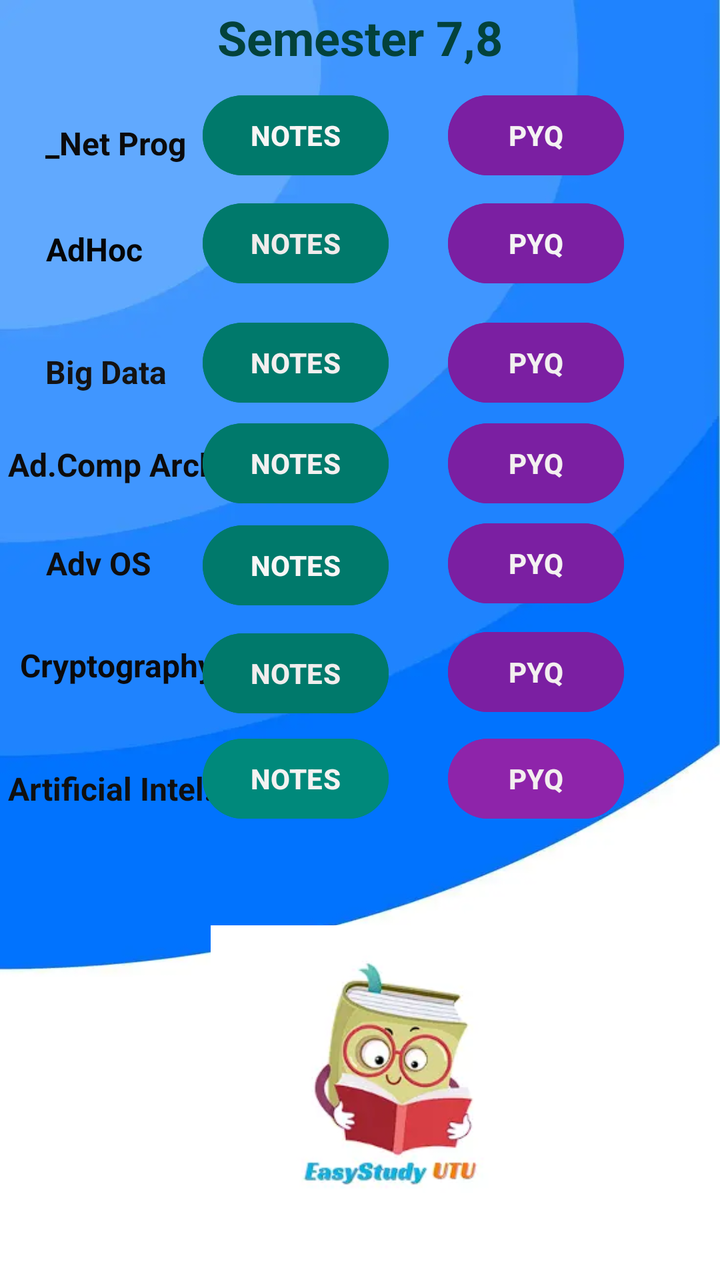
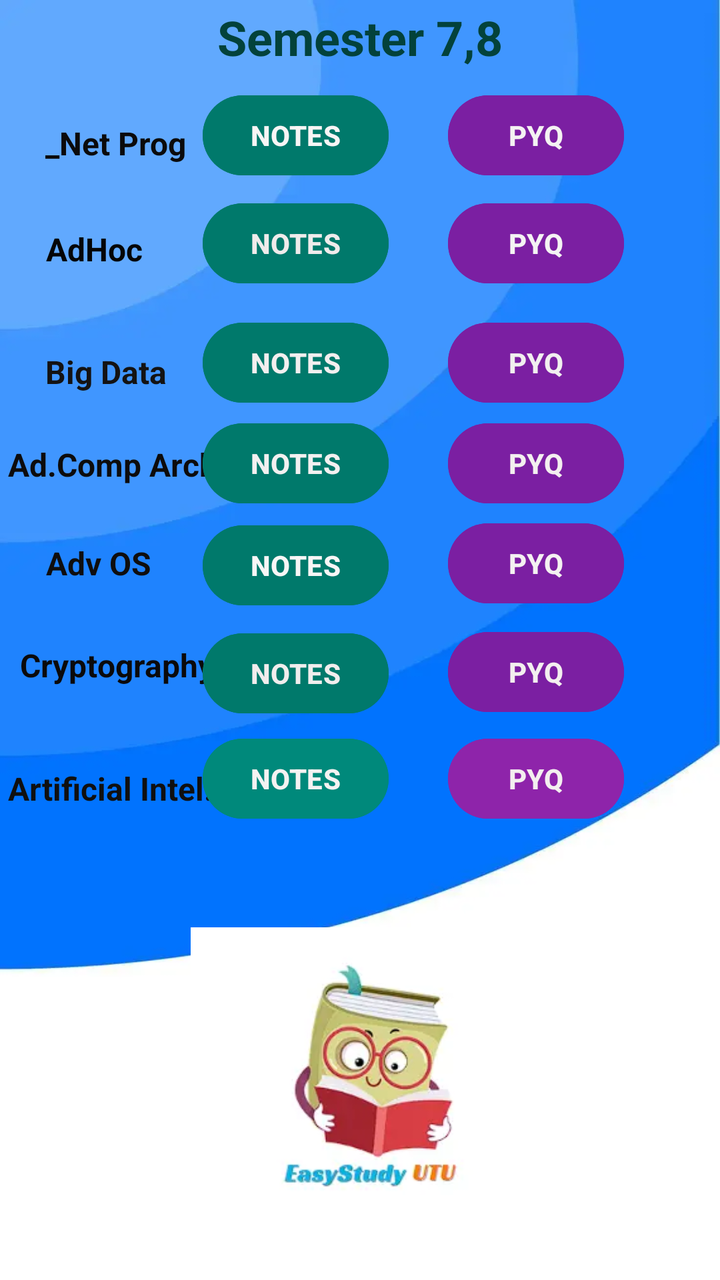

Two renders of the same Android screen: before a commit and after it. Below are the layout's source before the change and the commit's diff.
<!-- AndroidManifest.xml: application theme Theme.EasyStudyUTU -->
<!-- res/layout/activity_fourth_year.xml -->
<?xml version="1.0" encoding="utf-8"?>
<androidx.constraintlayout.widget.ConstraintLayout xmlns:android="http://schemas.android.com/apk/res/android"
    xmlns:app="http://schemas.android.com/apk/res-auto"
    xmlns:tools="http://schemas.android.com/tools"
    style="d"
    android:layout_width="match_parent"
    android:layout_height="match_parent"
    android:background="@drawable/background2"
    android:foregroundTint="#00897B"
    tools:context=".FourthYear">


    <TextView
        android:id="@+id/textView30"
        android:layout_width="wrap_content"
        android:layout_height="wrap_content"
        android:text="Cryptography"
        android:textColor="#0B0A0A"
        android:textSize="16dp"
        android:textStyle="bold"
        app:layout_constraintBottom_toBottomOf="parent"
        app:layout_constraintEnd_toEndOf="parent"
        app:layout_constraintHorizontal_bias="0.038"
        app:layout_constraintStart_toStartOf="parent"
        app:layout_constraintTop_toTopOf="parent"
        app:layout_constraintVertical_bias="0.52" />

    <Button
        android:id="@+id/adhocpyq"
        android:layout_width="wrap_content"
        android:layout_height="wrap_content"
        android:backgroundTint="#7B1FA2"
        android:text="PYQ"
        android:textColor="#F4F3F3"
        android:textStyle="bold"
        app:layout_constraintBottom_toBottomOf="parent"
        app:layout_constraintEnd_toEndOf="parent"
        app:layout_constraintHorizontal_bias="0.823"
        app:layout_constraintStart_toStartOf="parent"
        app:layout_constraintTop_toTopOf="parent"
        app:layout_constraintVertical_bias="0.165" />

    <TextView
        android:id="@+id/textView25"
        android:layout_width="wrap_content"
        android:layout_height="wrap_content"
        android:foregroundTint="#F44336"
        android:text="Semester 7,8"
        android:textColor="#03423B"
        android:textSize="24dp"
        android:textStyle="bold"
        app:layout_constraintBottom_toBottomOf="parent"
        app:layout_constraintEnd_toEndOf="parent"
        app:layout_constraintStart_toStartOf="parent"
        app:layout_constraintTop_toTopOf="parent"
        app:layout_constraintVertical_bias="0.004" />

    <TextView
        android:id="@+id/textView26"
        android:layout_width="wrap_content"
        android:layout_height="wrap_content"
        android:text="_Net Prog"
        android:textColor="#0B0B0B"
        android:textSize="16dp"
        android:textStyle="bold"
        app:layout_constraintBottom_toBottomOf="parent"
        app:layout_constraintEnd_toEndOf="parent"
        app:layout_constraintHorizontal_bias="0.078"
        app:layout_constraintStart_toStartOf="parent"
        app:layout_constraintTop_toTopOf="parent"
        app:layout_constraintVertical_bias="0.098" />

    <Button
        android:id="@+id/dotnetnotes"
        android:layout_width="wrap_content"
        android:layout_height="wrap_content"
        android:backgroundTint="#00796B"
        android:text="NOTES"
        android:textColor="#F8F5F5"
        android:textStyle="bold"
        app:layout_constraintBottom_toBottomOf="parent"
        app:layout_constraintEnd_toEndOf="parent"
        app:layout_constraintHorizontal_bias="0.38"
        app:layout_constraintStart_toStartOf="parent"
        app:layout_constraintTop_toTopOf="parent"
        app:layout_constraintVertical_bias="0.074" />

    <Button
        android:id="@+id/dotnetpyq"
        android:layout_width="wrap_content"
        android:layout_height="wrap_content"
        android:backgroundTint="#7B1FA2"
        android:text="PYQ"
        android:textColor="#F4F2F2"
        android:textStyle="bold"
        app:layout_constraintBottom_toBottomOf="parent"
        app:layout_constraintEnd_toEndOf="parent"
        app:layout_constraintHorizontal_bias="0.823"
        app:layout_constraintStart_toStartOf="parent"
        app:layout_constraintTop_toTopOf="parent"
        app:layout_constraintVertical_bias="0.074" />

    <TextView
        android:id="@+id/textView27"
        android:layout_width="wrap_content"
        android:layout_height="wrap_content"
        android:text="AdHoc "
        android:textColor="#050505"
        android:textSize="16dp"
        android:textStyle="bold"
        app:layout_constraintBottom_toBottomOf="parent"
        app:layout_constraintEnd_toEndOf="parent"
        app:layout_constraintHorizontal_bias="0.075"
        app:layout_constraintStart_toStartOf="parent"
        app:layout_constraintTop_toTopOf="parent"
        app:layout_constraintVertical_bias="0.184" />

    <Button
        android:id="@+id/adhocnotes"
        android:layout_width="wrap_content"
        android:layout_height="wrap_content"
        android:backgroundTint="#00796B"
        android:text="NOTES"
        android:textColor="#EFEBEB"
        android:textStyle="bold"
        app:layout_constraintBottom_toBottomOf="parent"
        app:layout_constraintEnd_toEndOf="parent"
        app:layout_constraintHorizontal_bias="0.38"
        app:layout_constraintStart_toStartOf="parent"
        app:layout_constraintTop_toTopOf="parent"
        app:layout_constraintVertical_bias="0.165" />

    <TextView
        android:id="@+id/textView28"
        android:layout_width="wrap_content"
        android:layout_height="wrap_content"
        android:text="Big Data"
        android:textAllCaps="false"
        android:textColor="#141313"
        android:textSize="16dp"
        android:textStyle="bold"
        app:layout_constraintBottom_toBottomOf="parent"
        app:layout_constraintEnd_toEndOf="parent"
        app:layout_constraintHorizontal_bias="0.076"
        app:layout_constraintStart_toStartOf="parent"
        app:layout_constraintTop_toTopOf="parent"
        app:layout_constraintVertical_bias="0.283" />

    <Button
        android:id="@+id/bigdatanotes"
        android:layout_width="wrap_content"
        android:layout_height="wrap_content"
        android:backgroundTint="#00796B"
        android:text="NOTES"
        android:textColor="#F3EFEF"
        android:textStyle="bold"
        app:layout_constraintBottom_toBottomOf="parent"
        app:layout_constraintEnd_toEndOf="parent"
        app:layout_constraintHorizontal_bias="0.38"
        app:layout_constraintStart_toStartOf="parent"
        app:layout_constraintTop_toTopOf="parent"
        app:layout_constraintVertical_bias="0.266" />

    <Button
        android:id="@+id/bigdatapyq"
        android:layout_width="wrap_content"
        android:layout_height="wrap_content"
        android:backgroundTint="#7B1FA2"
        android:text="PYQ"
        android:textColor="#F1EFEF"
        android:textStyle="bold"
        app:layout_constraintBottom_toBottomOf="parent"
        app:layout_constraintEnd_toEndOf="parent"
        app:layout_constraintHorizontal_bias="0.823"
        app:layout_constraintStart_toStartOf="parent"
        app:layout_constraintTop_toTopOf="parent"
        app:layout_constraintVertical_bias="0.266" />

    <TextView
        android:id="@+id/textView24"
        android:layout_width="wrap_content"
        android:layout_height="wrap_content"
        android:text="Ad.Comp Arch"
        android:textColor="#0D0C0C"
        android:textSize="16dp"
        android:textStyle="bold"
        app:layout_constraintBottom_toBottomOf="parent"
        app:layout_constraintEnd_toEndOf="parent"
        app:layout_constraintHorizontal_bias="0.016"
        app:layout_constraintStart_toStartOf="parent"
        app:layout_constraintTop_toTopOf="parent"
        app:layout_constraintVertical_bias="0.358" />

    <Button
        android:id="@+id/advcoanotes"
        android:layout_width="wrap_content"
        android:layout_height="wrap_content"
        android:backgroundTint="#00796B"
        android:text="NOTES"
        android:textColor="#F3F0F0"
        android:textStyle="bold"
        app:layout_constraintBottom_toBottomOf="parent"
        app:layout_constraintEnd_toEndOf="parent"
        app:layout_constraintHorizontal_bias="0.38"
        app:layout_constraintStart_toStartOf="parent"
        app:layout_constraintTop_toTopOf="parent"
        app:layout_constraintVertical_bias="0.351" />

    <Button
        android:id="@+id/advcoapyq"
        android:layout_width="wrap_content"
        android:layout_height="wrap_content"
        android:backgroundTint="#7B1FA2"
        android:text="PYQ"
        android:textColor="#F3EFEF"
        android:textStyle="bold"
        app:layout_constraintBottom_toBottomOf="parent"
        app:layout_constraintEnd_toEndOf="parent"
        app:layout_constraintHorizontal_bias="0.823"
        app:layout_constraintStart_toStartOf="parent"
        app:layout_constraintTop_toTopOf="parent"
        app:layout_constraintVertical_bias="0.351" />

    <TextView
        android:id="@+id/textView29"
        android:layout_width="wrap_content"
        android:layout_height="wrap_content"
        android:text="Adv OS"
        android:textColor="#0F0E0E"
        android:textSize="16dp"
        android:textStyle="bold"
        app:layout_constraintBottom_toBottomOf="parent"
        app:layout_constraintEnd_toEndOf="parent"
        app:layout_constraintHorizontal_bias="0.075"
        app:layout_constraintStart_toStartOf="parent"
        app:layout_constraintTop_toTopOf="parent"
        app:layout_constraintVertical_bias="0.438" />

    <Button
        android:id="@+id/advosnotes"
        android:layout_width="wrap_content"
        android:layout_height="wrap_content"
        android:backgroundTint="#00796B"
        android:text="NOTES"
        android:textColor="#F8F6F6"
        android:textStyle="bold"
        app:layout_constraintBottom_toBottomOf="parent"
        app:layout_constraintEnd_toEndOf="parent"
        app:layout_constraintHorizontal_bias="0.38"
        app:layout_constraintStart_toStartOf="parent"
        app:layout_constraintTop_toTopOf="parent"
        app:layout_constraintVertical_bias="0.437" />

    <Button
        android:id="@+id/advospyq"
        android:layout_width="wrap_content"
        android:layout_height="wrap_content"
        android:backgroundTint="#7B1FA2"
        android:text="PYQ"
        android:textColor="#F4F1F1"
        android:textStyle="bold"
        app:layout_constraintBottom_toBottomOf="parent"
        app:layout_constraintEnd_toEndOf="parent"
        app:layout_constraintHorizontal_bias="0.823"
        app:layout_constraintStart_toStartOf="parent"
        app:layout_constraintTop_toTopOf="@+id/textView25"
        app:layout_constraintVertical_bias="0.433" />

    <Button
        android:id="@+id/cryptonotes"
        android:layout_width="wrap_content"
        android:layout_height="wrap_content"
        android:backgroundTint="#00796B"
        android:text="NOTES"
        android:textColor="#F1EDED"
        android:textStyle="bold"
        app:layout_constraintBottom_toBottomOf="parent"
        app:layout_constraintEnd_toEndOf="parent"
        app:layout_constraintHorizontal_bias="0.38"
        app:layout_constraintStart_toStartOf="parent"
        app:layout_constraintTop_toTopOf="parent"
        app:layout_constraintVertical_bias="0.528" />

    <Button
        android:id="@+id/cryptopyq"
        android:layout_width="wrap_content"
        android:layout_height="wrap_content"
        android:backgroundTint="#7B1FA2"
        android:text="PYQ"
        android:textColor="#F3EFEF"
        android:textStyle="bold"
        app:layout_constraintBottom_toBottomOf="parent"
        app:layout_constraintEnd_toEndOf="parent"
        app:layout_constraintHorizontal_bias="0.823"
        app:layout_constraintStart_toStartOf="parent"
        app:layout_constraintTop_toTopOf="@+id/textView25"
        app:layout_constraintVertical_bias="0.525" />

    <ImageView
        android:id="@+id/imageView7"
        android:layout_width="171dp"
        android:layout_height="185dp"
        app:layout_constraintBottom_toBottomOf="parent"
        app:layout_constraintEnd_toEndOf="parent"
        app:layout_constraintHorizontal_bias="0.558"
        app:layout_constraintStart_toStartOf="parent"
        app:layout_constraintTop_toTopOf="parent"
        app:layout_constraintVertical_bias="0.992"
        app:srcCompat="@drawable/applogo" />

    <TextView
        android:id="@+id/textView31"
        android:layout_width="wrap_content"
        android:layout_height="wrap_content"
        android:backgroundTint="#D81B60"
        android:text="Artificial Intel."
        android:textColor="#101010"
        android:textSize="16dp"
        android:textStyle="bold"
        app:layout_constraintBottom_toBottomOf="parent"
        app:layout_constraintEnd_toEndOf="parent"
        app:layout_constraintHorizontal_bias="0.016"
        app:layout_constraintStart_toStartOf="parent"
        app:layout_constraintTop_toTopOf="parent"
        app:layout_constraintVertical_bias="0.62" />

    <Button
        android:id="@+id/ainotes"
        android:layout_width="wrap_content"
        android:layout_height="wrap_content"
        android:backgroundTint="#00897B"
        android:text="NOTES"
        android:textColor="#F4F2F2"
        android:textStyle="bold"
        app:layout_constraintBottom_toBottomOf="parent"
        app:layout_constraintEnd_toEndOf="parent"
        app:layout_constraintHorizontal_bias="0.38"
        app:layout_constraintStart_toStartOf="parent"
        app:layout_constraintTop_toTopOf="parent"
        app:layout_constraintVertical_bias="0.617" />

    <Button
        android:id="@+id/aipyq"
        android:layout_width="wrap_content"
        android:layout_height="wrap_content"
        android:backgroundTint="#8E24AA"
        android:text="PYQ"
        android:textColor="#F3EFEF"
        android:textStyle="bold"
        app:layout_constraintBottom_toBottomOf="parent"
        app:layout_constraintEnd_toEndOf="parent"
        app:layout_constraintHorizontal_bias="0.823"
        app:layout_constraintStart_toStartOf="parent"
        app:layout_constraintTop_toTopOf="parent"
        app:layout_constraintVertical_bias="0.617" />

</androidx.constraintlayout.widget.ConstraintLayout>
<!-- resources referenced by this layout -->
<resources>
  <!-- drawable applogo: webp bitmap (drawable, 4716 bytes) -->
  <!-- drawable background2: webp bitmap (drawable, 6770 bytes) -->
  <style name="Theme.EasyStudyUTU" parent="Base.Theme.EasyStudyUTU" />
  <style name="Base.Theme.EasyStudyUTU" parent="Theme.Material3.DayNight.NoActionBar">
          
          
      </style>
</resources>

<!-- the commit's change to res/layout/activity_fourth_year.xml (unified diff, before → after) -->
@@ -302,10 +302,10 @@
         android:layout_height="185dp"
         app:layout_constraintBottom_toBottomOf="parent"
         app:layout_constraintEnd_toEndOf="parent"
-        app:layout_constraintHorizontal_bias="0.558"
-        app:layout_constraintStart_toStartOf="parent"
-        app:layout_constraintTop_toTopOf="parent"
-        app:layout_constraintVertical_bias="0.992"
+        app:layout_constraintHorizontal_bias="0.504"
+        app:layout_constraintStart_toStartOf="parent"
+        app:layout_constraintTop_toTopOf="parent"
+        app:layout_constraintVertical_bias="0.994"
         app:srcCompat="@drawable/applogo" />
 
     <TextView
